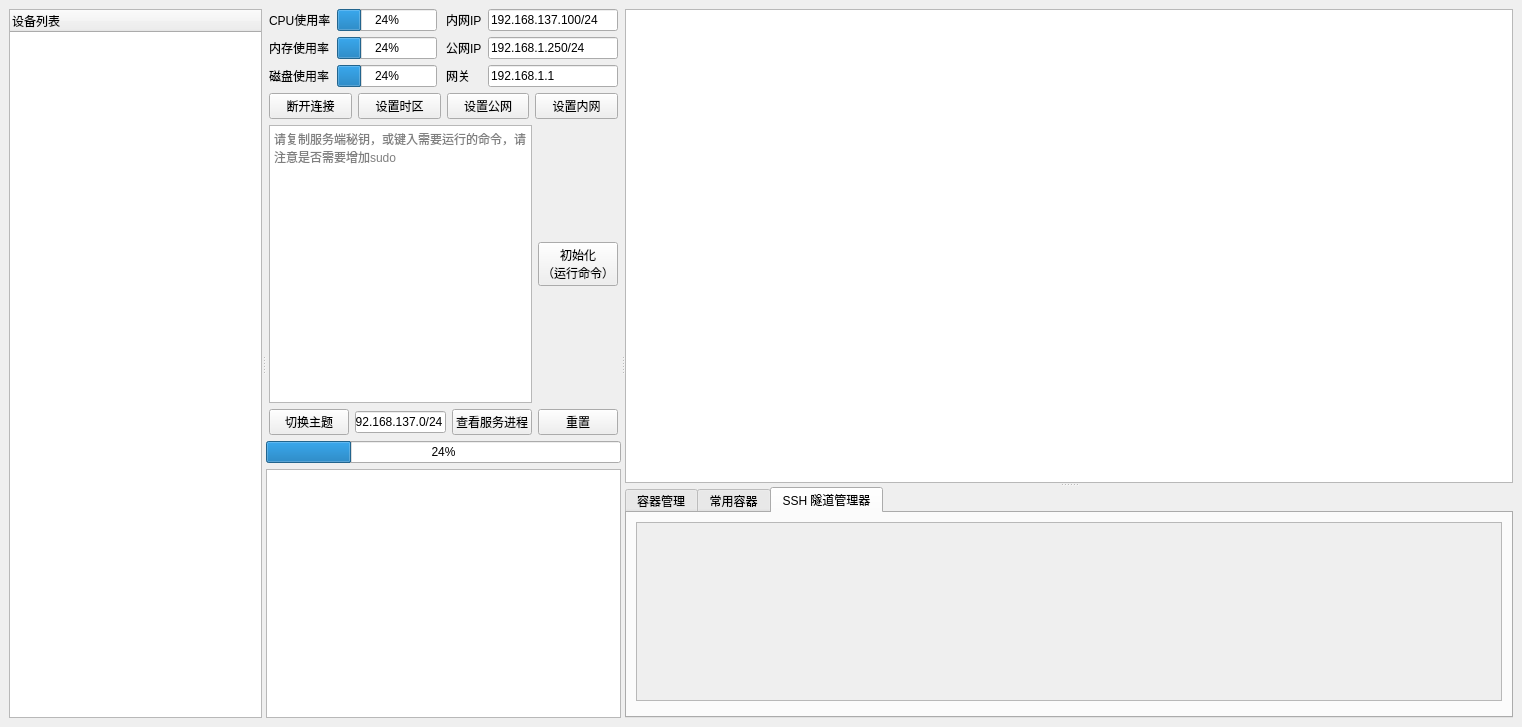
First picture: the form in ui/main.ui, repository zz733/cube-shell, before the edit.
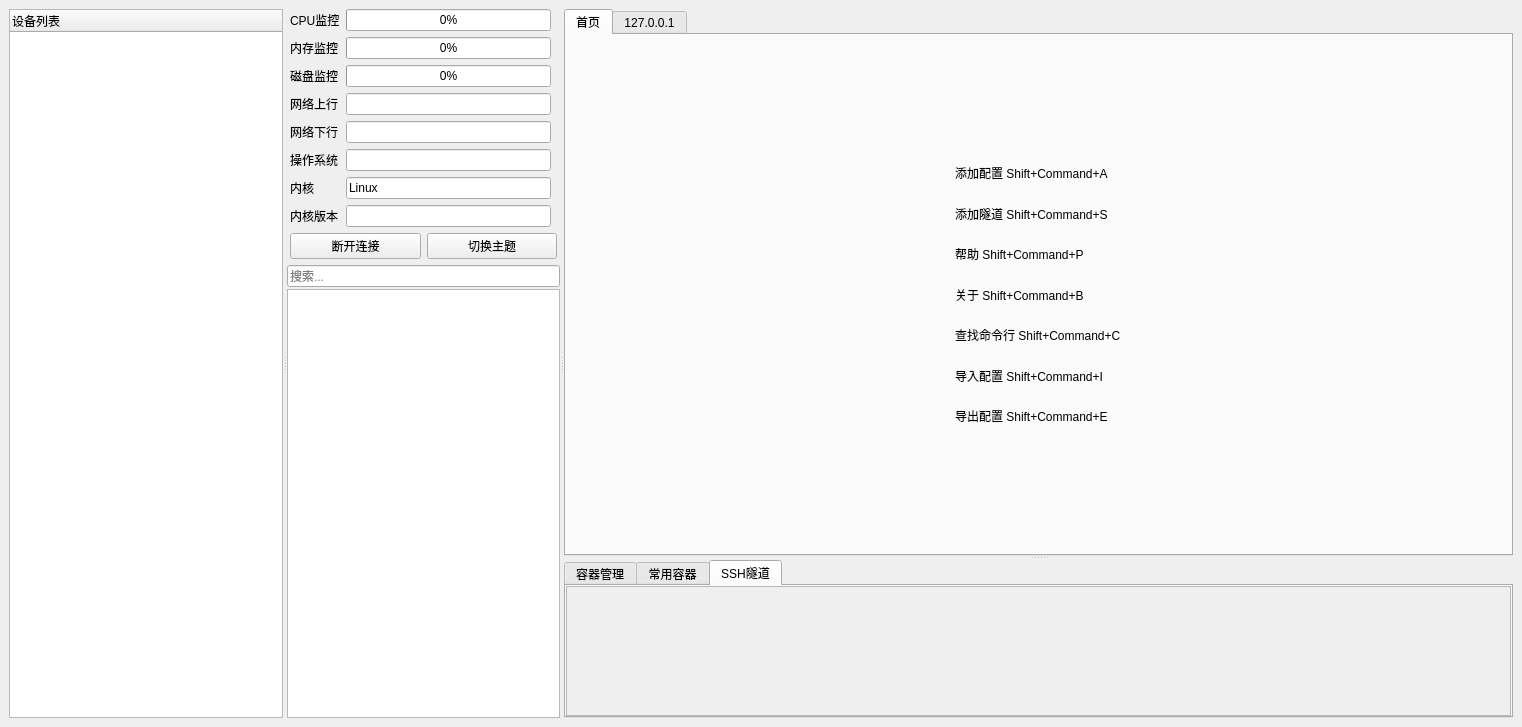
Second picture: the form after the edit.

Commit message: feat：1、新增多标签（支持相同服务器和不同服务器、多标签支持鼠标拖动位置） update：1、优化更具现代化的主题 2、系统信息栏优化（新增网络接口数据监控、新增进程管理） fix：1、修复已知的若干bug

The edit to the form file:
```diff
--- a/ui/main.ui
+++ b/ui/main.ui
@@ -70,135 +70,23 @@
        </property>
        <widget class="QWidget" name="gridLayoutWidget_2">
         <layout class="QGridLayout" name="gridLayout_4">
-         <item row="3" column="0" colspan="2">
-          <layout class="QHBoxLayout" name="horizontalLayout_3">
-           <property name="leftMargin">
-            <number>3</number>
-           </property>
-           <property name="rightMargin">
-            <number>3</number>
-           </property>
-           <item>
-            <widget class="QPushButton" name="theme">
-             <property name="text">
-              <string>切换主题</string>
-             </property>
-            </widget>
-           </item>
-           <item>
-            <widget class="QLineEdit" name="iport">
-             <property name="text">
-              <string>192.168.137.0/24</string>
-             </property>
-            </widget>
-           </item>
-           <item>
-            <widget class="QPushButton" name="showServiceProcess">
-             <property name="text">
-              <string>查看服务进程</string>
-             </property>
-            </widget>
-           </item>
-           <item>
-            <widget class="QPushButton" name="reset">
-             <property name="text">
-              <string>重置</string>
-             </property>
-            </widget>
-           </item>
-          </layout>
-         </item>
-         <item row="0" column="1">
-          <layout class="QGridLayout" name="gridLayout_2">
-           <property name="rightMargin">
-            <number>3</number>
-           </property>
-           <item row="1" column="0">
-            <widget class="QLabel" name="label_5">
-             <property name="text">
-              <string>公网IP</string>
-             </property>
-            </widget>
-           </item>
-           <item row="0" column="0">
-            <widget class="QLabel" name="label_4">
-             <property name="text">
-              <string>内网IP</string>
-             </property>
-            </widget>
-           </item>
-           <item row="0" column="1">
-            <widget class="QLineEdit" name="lanIP">
-             <property name="text">
-              <string>192.168.137.100/24</string>
-             </property>
-            </widget>
-           </item>
-           <item row="1" column="1">
-            <widget class="QLineEdit" name="wanIP">
-             <property name="text">
-              <string>192.168.1.250/24</string>
-             </property>
-            </widget>
-           </item>
-           <item row="2" column="0">
-            <widget class="QLabel" name="label_6">
-             <property name="text">
-              <string>网关</string>
-             </property>
-            </widget>
-           </item>
-           <item row="2" column="1">
-            <widget class="QLineEdit" name="gateway">
-             <property name="text">
-              <string>192.168.1.1</string>
-             </property>
-            </widget>
-           </item>
-          </layout>
-         </item>
-         <item row="2" column="0" colspan="2">
-          <layout class="QHBoxLayout" name="horizontalLayout">
-           <property name="leftMargin">
-            <number>3</number>
-           </property>
-           <property name="rightMargin">
-            <number>3</number>
-           </property>
-           <item>
-            <widget class="QPlainTextEdit" name="initKey">
-             <property name="minimumSize">
-              <size>
-               <width>260</width>
-               <height>50</height>
-              </size>
-             </property>
-             <property name="placeholderText">
-              <string>请复制服务端秘钥，或键入需要运行的命令，请注意是否需要增加sudo</string>
-             </property>
-            </widget>
-           </item>
-           <item>
-            <widget class="QPushButton" name="init">
-             <property name="text">
-              <string>初始化
-（运行命令）</string>
-             </property>
-            </widget>
-           </item>
-          </layout>
-         </item>
          <item row="4" column="0" colspan="2">
           <layout class="QVBoxLayout" name="verticalLayout_3">
+           <property name="spacing">
+            <number>2</number>
+           </property>
+           <property name="leftMargin">
+            <number>0</number>
+           </property>
            <item>
-            <widget class="QProgressBar" name="progressBar">
-             <property name="value">
-              <number>24</number>
+            <widget class="QLineEdit" name="search_box">
+             <property name="placeholderText">
+              <string>搜索...</string>
              </property>
             </widget>
            </item>
            <item>
-            <widget class="QTextBrowser" name="result"/>
+            <widget class="QTableWidget" name="result"/>
            </item>
           </layout>
          </item>
@@ -224,23 +112,9 @@
             </widget>
            </item>
            <item>
-            <widget class="QPushButton" name="timezoneButton">
+            <widget class="QPushButton" name="theme">
              <property name="text">
-              <string>设置时区</string>
-             </property>
-            </widget>
-           </item>
-           <item>
-            <widget class="QPushButton" name="setWan">
-             <property name="text">
-              <string>设置公网</string>
-             </property>
-            </widget>
-           </item>
-           <item>
-            <widget class="QPushButton" name="setLan">
-             <property name="text">
-              <string>设置内网</string>
+              <string>切换主题</string>
              </property>
             </widget>
            </item>
@@ -254,45 +128,124 @@
            <property name="rightMargin">
             <number>3</number>
            </property>
+           <item row="5" column="1">
+            <widget class="QLineEdit" name="operatingSystem">
+             <property name="text">
+              <string/>
+             </property>
+             <property name="readOnly">
+              <bool>true</bool>
+             </property>
+            </widget>
+           </item>
+           <item row="4" column="0">
+            <widget class="QLabel" name="label_5">
+             <property name="text">
+              <string>网络下行</string>
+             </property>
+            </widget>
+           </item>
            <item row="2" column="1">
             <widget class="QProgressBar" name="diskRate">
              <property name="value">
-              <number>24</number>
-             </property>
-            </widget>
-           </item>
-           <item row="0" column="1">
-            <widget class="QProgressBar" name="cpuRate">
-             <property name="value">
-              <number>24</number>
+              <number>0</number>
              </property>
             </widget>
            </item>
            <item row="1" column="0">
             <widget class="QLabel" name="label_2">
              <property name="text">
-              <string>内存使用率</string>
+              <string>内存监控</string>
              </property>
             </widget>
            </item>
-           <item row="0" column="0">
-            <widget class="QLabel" name="label">
+           <item row="7" column="1">
+            <widget class="QLineEdit" name="kernelVersion">
              <property name="text">
-              <string>CPU使用率</string>
+              <string/>
+             </property>
+             <property name="readOnly">
+              <bool>true</bool>
              </property>
             </widget>
            </item>
            <item row="1" column="1">
             <widget class="QProgressBar" name="memRate">
              <property name="value">
-              <number>24</number>
+              <number>0</number>
+             </property>
+            </widget>
+           </item>
+           <item row="0" column="1">
+            <widget class="QProgressBar" name="cpuRate">
+             <property name="value">
+              <number>0</number>
              </property>
             </widget>
            </item>
            <item row="2" column="0">
             <widget class="QLabel" name="label_3">
              <property name="text">
-              <string>磁盘使用率</string>
+              <string>磁盘监控</string>
+             </property>
+            </widget>
+           </item>
+           <item row="5" column="0">
+            <widget class="QLabel" name="label_4">
+             <property name="text">
+              <string>操作系统</string>
+             </property>
+            </widget>
+           </item>
+           <item row="7" column="0">
+            <widget class="QLabel" name="label_10">
+             <property name="text">
+              <string>内核版本</string>
+             </property>
+            </widget>
+           </item>
+           <item row="3" column="0">
+            <widget class="QLabel" name="label_6">
+             <property name="text">
+              <string>网络上行</string>
+             </property>
+            </widget>
+           </item>
+           <item row="0" column="0">
+            <widget class="QLabel" name="label">
+             <property name="text">
+              <string>CPU监控</string>
+             </property>
+            </widget>
+           </item>
+           <item row="6" column="1">
+            <widget class="QLineEdit" name="kernel">
+             <property name="text">
+              <string>Linux</string>
+             </property>
+             <property name="readOnly">
+              <bool>true</bool>
+             </property>
+            </widget>
+           </item>
+           <item row="6" column="0">
+            <widget class="QLabel" name="label_8">
+             <property name="text">
+              <string>内核</string>
+             </property>
+            </widget>
+           </item>
+           <item row="3" column="1">
+            <widget class="QLineEdit" name="networkUpload">
+             <property name="readOnly">
+              <bool>true</bool>
+             </property>
+            </widget>
+           </item>
+           <item row="4" column="1">
+            <widget class="QLineEdit" name="networkDownload">
+             <property name="readOnly">
+              <bool>true</bool>
              </property>
             </widget>
            </item>
@@ -337,19 +290,152 @@
            <widget class="QWidget" name="verticalLayoutWidget">
             <layout class="QVBoxLayout" name="verticalLayout">
              <item>
-              <widget class="QTextBrowser" name="Shell">
-               <property name="minimumSize">
-                <size>
-                 <width>0</width>
-                 <height>456</height>
-                </size>
-               </property>
+              <widget class="QTabWidget" name="ShellTab">
                <property name="maximumSize">
                 <size>
                  <width>16777215</width>
-                 <height>16777193</height>
+                 <height>16777215</height>
                 </size>
                </property>
+               <property name="sizeIncrement">
+                <size>
+                 <width>0</width>
+                 <height>0</height>
+                </size>
+               </property>
+               <property name="styleSheet">
+                <string notr="true">QTabWidget::tab-bar { left: 0px; }</string>
+               </property>
+               <property name="currentIndex">
+                <number>0</number>
+               </property>
+               <widget class="QWidget" name="index">
+                <attribute name="title">
+                 <string>首页</string>
+                </attribute>
+                <layout class="QVBoxLayout" name="verticalLayout_5">
+                 <property name="spacing">
+                  <number>0</number>
+                 </property>
+                 <property name="leftMargin">
+                  <number>0</number>
+                 </property>
+                 <property name="topMargin">
+                  <number>0</number>
+                 </property>
+                 <property name="rightMargin">
+                  <number>0</number>
+                 </property>
+                 <property name="bottomMargin">
+                  <number>0</number>
+                 </property>
+                 <item>
+                  <layout class="QVBoxLayout" name="verticalLayout_6">
+                   <item alignment="Qt::AlignmentFlag::AlignHCenter|Qt::AlignmentFlag::AlignVCenter">
+                    <widget class="QWidget" name="widget" native="true">
+                     <property name="minimumSize">
+                      <size>
+                       <width>0</width>
+                       <height>517</height>
+                      </size>
+                     </property>
+                     <layout class="QGridLayout" name="gridLayout_2">
+                      <property name="leftMargin">
+                       <number>0</number>
+                      </property>
+                      <property name="topMargin">
+                       <number>117</number>
+                      </property>
+                      <property name="rightMargin">
+                       <number>0</number>
+                      </property>
+                      <property name="bottomMargin">
+                       <number>117</number>
+                      </property>
+                      <property name="spacing">
+                       <number>0</number>
+                      </property>
+                      <item row="2" column="0">
+                       <widget class="QLabel" name="label_11">
+                        <property name="text">
+                         <string>帮助 Shift+Command+P</string>
+                        </property>
+                       </widget>
+                      </item>
+                      <item row="6" column="0">
+                       <widget class="QLabel" name="label_13">
+                        <property name="text">
+                         <string>查找命令行 Shift+Command+C</string>
+                        </property>
+                       </widget>
+                      </item>
+                      <item row="0" column="0">
+                       <widget class="QLabel" name="label_7">
+                        <property name="text">
+                         <string>添加配置 Shift+Command+A</string>
+                        </property>
+                       </widget>
+                      </item>
+                      <item row="4" column="0">
+                       <widget class="QLabel" name="label_12">
+                        <property name="text">
+                         <string>关于 Shift+Command+B</string>
+                        </property>
+                       </widget>
+                      </item>
+                      <item row="8" column="0">
+                       <widget class="QLabel" name="label_15">
+                        <property name="text">
+                         <string>导出配置 Shift+Command+E</string>
+                        </property>
+                       </widget>
+                      </item>
+                      <item row="7" column="0">
+                       <widget class="QLabel" name="label_14">
+                        <property name="text">
+                         <string>导入配置 Shift+Command+I</string>
+                        </property>
+                       </widget>
+                      </item>
+                      <item row="1" column="0">
+                       <widget class="QLabel" name="label_9">
+                        <property name="text">
+                         <string>添加隧道 Shift+Command+S</string>
+                        </property>
+                       </widget>
+                      </item>
+                     </layout>
+                    </widget>
+                   </item>
+                  </layout>
+                 </item>
+                </layout>
+               </widget>
+               <widget class="QWidget" name="tab_shell">
+                <attribute name="title">
+                 <string>127.0.0.1</string>
+                </attribute>
+                <layout class="QVBoxLayout" name="verticalLayout_7">
+                 <property name="spacing">
+                  <number>0</number>
+                 </property>
+                 <property name="leftMargin">
+                  <number>0</number>
+                 </property>
+                 <property name="topMargin">
+                  <number>0</number>
+                 </property>
+                 <property name="rightMargin">
+                  <number>0</number>
+                 </property>
+                 <property name="bottomMargin">
+                  <number>0</number>
+                 </property>
+                 <item>
+                  <widget class="QTextBrowser" name="Shell"/>
+                 </item>
+                </layout>
+               </widget>
               </widget>
              </item>
             </layout>
@@ -417,9 +503,27 @@
                </widget>
                <widget class="QWidget" name="tab_ssh_manager">
                 <attribute name="title">
-                 <string>SSH 隧道管理器</string>
+                 <string>SSH隧道</string>
                 </attribute>
                 <layout class="QFormLayout" name="formLayout">
+                 <property name="horizontalSpacing">
+                  <number>0</number>
+                 </property>
+                 <property name="verticalSpacing">
+                  <number>0</number>
+                 </property>
+                 <property name="leftMargin">
+                  <number>0</number>
+                 </property>
+                 <property name="topMargin">
+                  <number>0</number>
+                 </property>
+                 <property name="rightMargin">
+                  <number>0</number>
+                 </property>
+                 <property name="bottomMargin">
+                  <number>0</number>
+                 </property>
                  <item row="0" column="0" colspan="2">
                   <widget class="QScrollArea" name="scrollArea">
                    <property name="widgetResizable">
@@ -430,11 +534,14 @@
                      <rect>
                       <x>0</x>
                       <y>0</y>
-                      <width>838</width>
-                      <height>153</height>
+                      <width>925</width>
+                      <height>109</height>
                      </rect>
                     </property>
                     <layout class="QGridLayout" name="gridLayout_11">
+                     <property name="leftMargin">
+                      <number>12</number>
+                     </property>
                      <item row="0" column="0">
                       <layout class="QGridLayout" name="gridLayout_tunnel_tabs"/>
                      </item>
```
Left out of the diff: 2 changed lines with no effect on the pictures. The commit also changes 21 other files.
